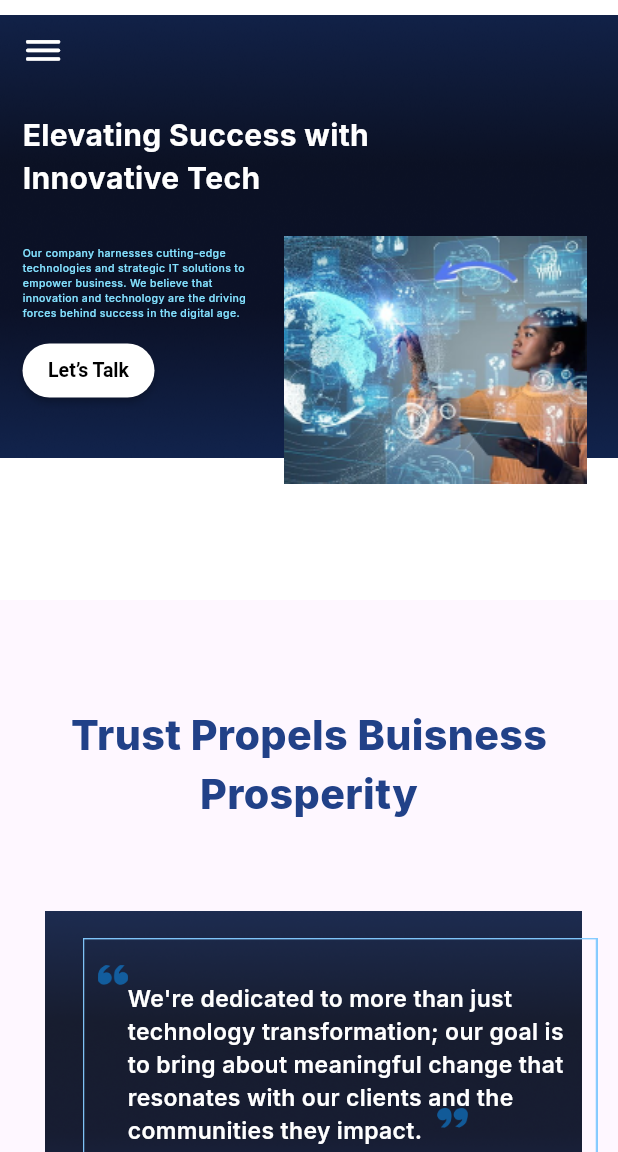
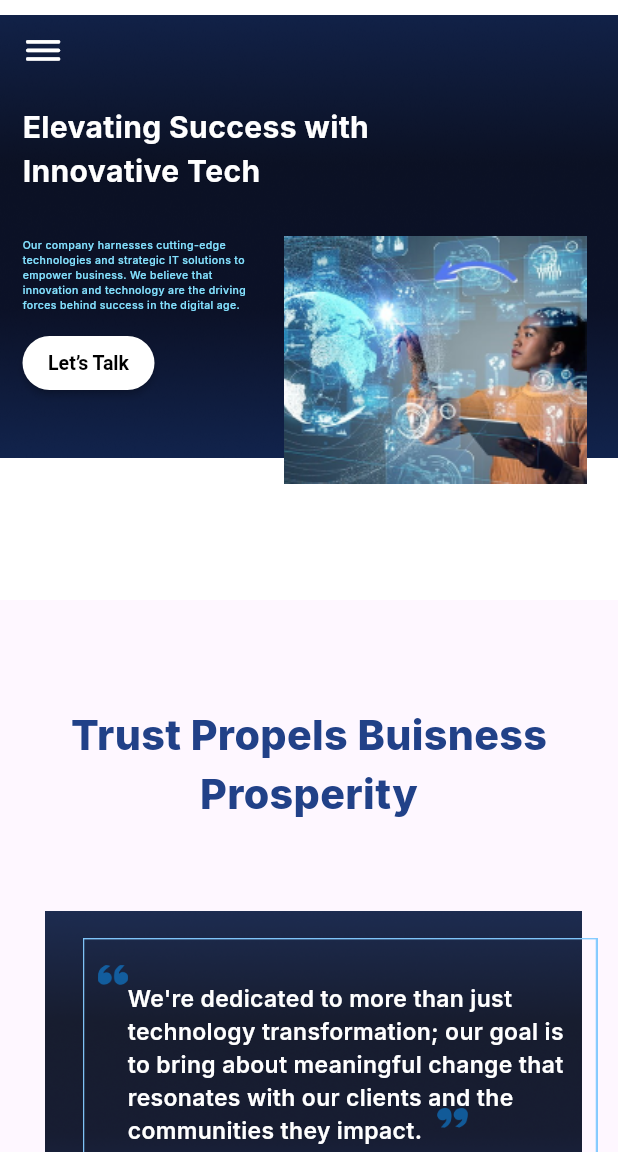
Before and after one commit to prachipachangepp/website_binyuga_new1, a Flutter app: the MobileWhatWeDoHomeScreen screen opened directly, on a phone screen of 412 x 824 dp, the part 84-1236 px from its top. Run offline on Flutter 3.47's test engine with Material 3 defaults, Android fonts, the light colour scheme and no system bars; our stand-ins replace font_awesome_flutter, google_fonts.

Commit message:
updated  page

```diff
--- a/lib/screens/mobile_screens/career_screen_mobile/mobile_career_section_one.dart
+++ b/lib/screens/mobile_screens/career_screen_mobile/mobile_career_section_one.dart
@@ -7,6 +7,7 @@ import '../../../presentation/font_manager.dart';
 import '../../../presentation/string_manager.dart';
 import '../../../presentation/theme_manager.dart';
 import '../../website_screens/landing_page_home.dart';
+import '../home_screen_mobile/mobile_home_section_one.dart';
 
 class MobileCareerSectionOne extends StatelessWidget {
   const MobileCareerSectionOne({super.key});
--- a/lib/screens/mobile_screens/feature_screen_mobile/mobile_feature_section_one.dart
+++ b/lib/screens/mobile_screens/feature_screen_mobile/mobile_feature_section_one.dart
@@ -7,6 +7,7 @@ import '../../../presentation/string_manager.dart';
 import '../../../presentation/theme_manager.dart';
 import '../../../presentation/value_manager.dart';
 import '../../website_screens/landing_page_home.dart';
+import '../home_screen_mobile/mobile_home_section_one.dart';
 
 class MobileFeatureSectionOne extends StatelessWidget {
   const MobileFeatureSectionOne({super.key});
--- a/lib/screens/mobile_screens/what_we_do_screen_mobile/mobile_wwd_section_one.dart
+++ b/lib/screens/mobile_screens/what_we_do_screen_mobile/mobile_wwd_section_one.dart
@@ -1,11 +1,12 @@
 import 'package:flutter/material.dart';
 import '../../constant_screens/mobile_constant/app_filled_button.dart';
-import '../../constant_screens/mobile_constant/my_drawer.dart';
+
 import '../../../presentation/color_manager.dart';
 import '../../../presentation/font_manager.dart';
 import '../../../presentation/string_manager.dart';
 import '../../../presentation/theme_manager.dart';
 import '../../../presentation/value_manager.dart';
+import '../../constant_screens/mobile_constant/my_drawer.dart';
 import '../../website_screens/landing_page_home.dart';
 
 class MobileWWDSectionOne extends StatelessWidget {
@@ -51,7 +52,7 @@ class MobileWWDSectionOne extends StatelessWidget {
           ),
           /// Content Column
           Padding(
-            padding: const EdgeInsets.only(top: AppPadding.p75, left: AppPadding.p15),
+            padding: const EdgeInsets.only(top: AppPadding.p70, left: AppPadding.p15),
             child: Column(
               crossAxisAlignment: CrossAxisAlignment.start,
               children: [
```
